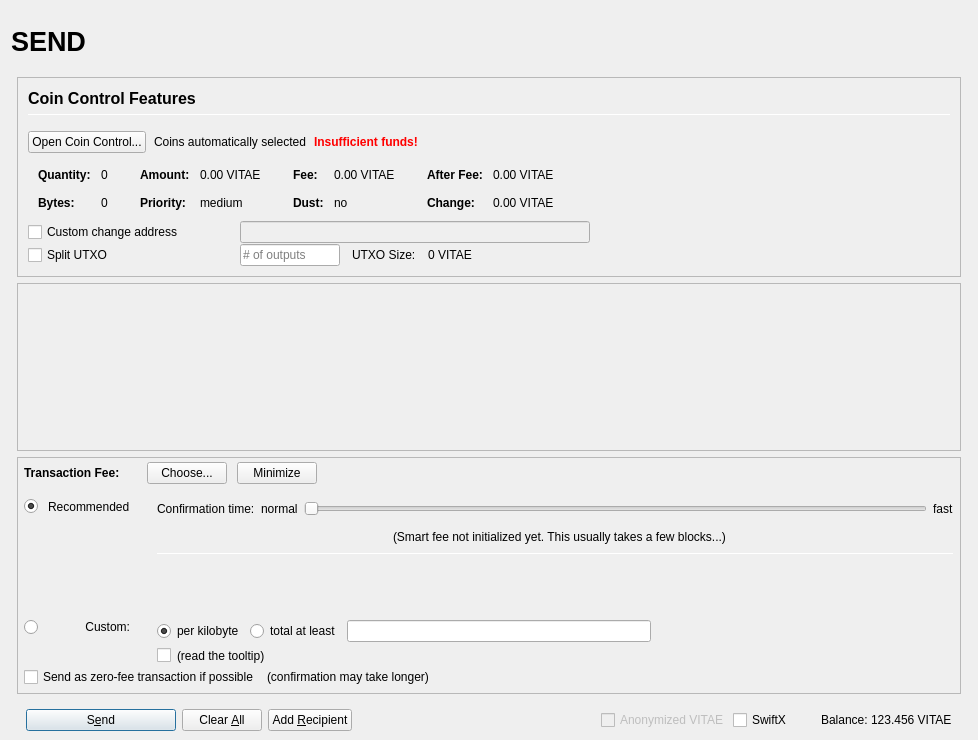
First picture: the form in src/qt/forms/sendcoinsdialog.ui, repository VitaeTeam/Vitae, before the edit.
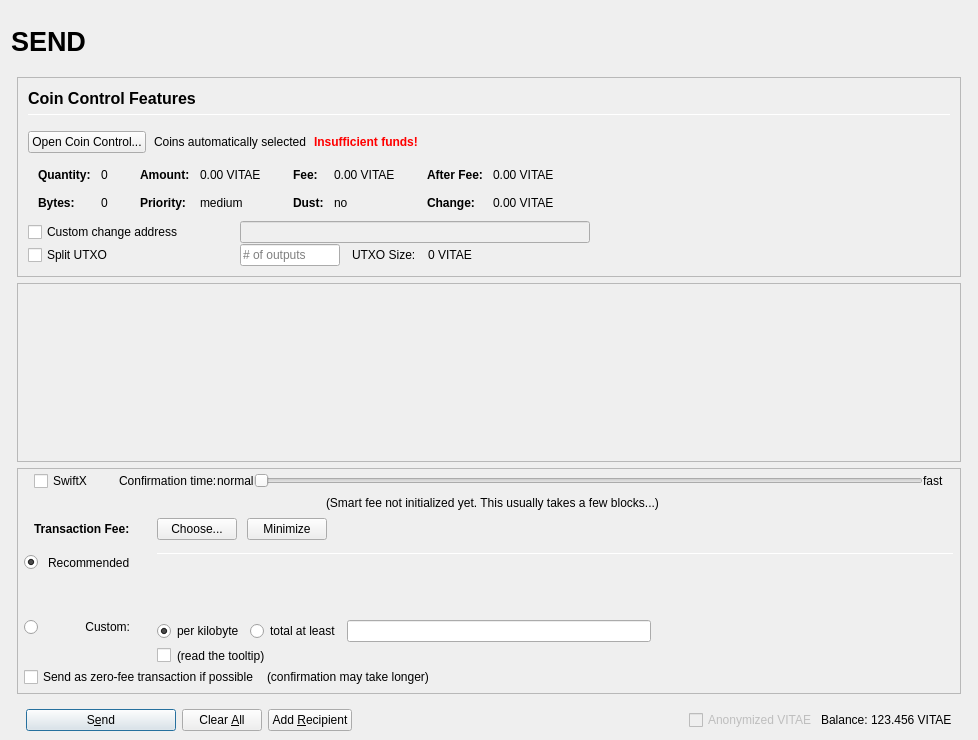
Second picture: the form after the edit. Icons and pictures are not drawn. Custom widgets are drawn as their Qt base class.

Commit message:
Merge #675: [Qt] SwiftX - intuitiveness
a4428c8 GUI - sendcoins dialog: fee / SwiftX - intuitiveness (random-zebra)

Tree-SHA512: 224dcc3bb5f818f8e3512c076650bd29968d338c52045b9d6fdf93c1bd8c12aa10ef474c59b0b1459693029c20fc7f8d556d58bbf18a3f18d19086bb0de5192f

# Conflicts:
#	src/qt/forms/sendcoinsdialog.ui
#	src/qt/sendcoinsdialog.cpp

Patch:
```diff
--- a/src/qt/forms/sendcoinsdialog.ui
+++ b/src/qt/forms/sendcoinsdialog.ui
@@ -975,7 +975,7 @@
             <number>0</number>
            </property>
            <item>
-            <layout class="QVBoxLayout" name="verticalLayoutFee2" stretch="0,0,0">
+            <layout class="QVBoxLayout" name="verticalLayoutFee2" stretch="0,0,0,0">
              <property name="spacing">
               <number>0</number>
              </property>
@@ -988,8 +988,179 @@
              <property name="rightMargin">
               <number>6</number>
              </property>
+             <item>
+              <layout class="QVBoxLayout" name="verticalLayout_feeConf">
+               <property name="spacing">
+                <number>0</number>
+               </property>
+               <property name="leftMargin">
+                <number>10</number>
+               </property>
+               <property name="rightMargin">
+                <number>10</number>
+               </property>
+               <property name="bottomMargin">
+                <number>5</number>
+               </property>
+               <item>
+                <layout class="QHBoxLayout" name="horizontalLayoutFee9">
+                 <item>
+                  <widget class="QCheckBox" name="checkSwiftTX">
+                   <property name="enabled">
+                    <bool>true</bool>
+                   </property>
+                   <property name="minimumSize">
+                    <size>
+                     <width>85</width>
+                     <height>0</height>
+                    </size>
+                   </property>
+                   <property name="toolTip">
+                    <string>SwiftX technology allows for near instant transactions - A flat fee of 0.01 PIV applies</string>
+                   </property>
+                   <property name="text">
+                    <string>SwiftX</string>
+                   </property>
+                  </widget>
+                 </item>
+                 <item>
+                  <widget class="QLabel" name="labelSmartFee3">
+                   <property name="text">
+                    <string>Confirmation time:</string>
+                   </property>
+                   <property name="margin">
+                    <number>2</number>
+                   </property>
+                  </widget>
+                 </item>
+                 <item>
+                  <widget class="QLabel" name="labelSmartFeeNormal">
+                   <property name="text">
+                    <string>normal</string>
+                   </property>
+                   <property name="margin">
+                    <number>8</number>
+                   </property>
+                  </widget>
+                 </item>
+                 <item>
+                  <widget class="QSlider" name="sliderSmartFee">
+                   <property name="minimumSize">
+                    <size>
+                     <width>0</width>
+                     <height>24</height>
+                    </size>
+                   </property>
+                   <property name="minimum">
+                    <number>0</number>
+                   </property>
+                   <property name="maximum">
+                    <number>24</number>
+                   </property>
+                   <property name="pageStep">
+                    <number>1</number>
+                   </property>
+                   <property name="value">
+                    <number>0</number>
+                   </property>
+                   <property name="orientation">
+                    <enum>Qt::Horizontal</enum>
+                   </property>
+                   <property name="invertedAppearance">
+                    <bool>false</bool>
+                   </property>
+                   <property name="invertedControls">
+                    <bool>false</bool>
+                   </property>
+                   <property name="tickPosition">
+                    <enum>QSlider::NoTicks</enum>
+                   </property>
+                  </widget>
+                 </item>
+                 <item>
+                  <widget class="QLabel" name="labelSmartFeeFast">
+                   <property name="text">
+                    <string>fast</string>
+                   </property>
+                   <property name="margin">
+                    <number>8</number>
+                   </property>
+                  </widget>
+                 </item>
+                </layout>
+               </item>
+               <item>
+                <layout class="QHBoxLayout" name="horizontalLayout_recommended_texts">
+                 <property name="spacing">
+                  <number>0</number>
+                 </property>
+                 <item>
+                  <spacer name="horizontalSpacer_8">
+                   <property name="orientation">
+                    <enum>Qt::Horizontal</enum>
+                   </property>
+                   <property name="sizeHint" stdset="0">
+                    <size>
+                     <width>40</width>
+                     <height>20</height>
+                    </size>
+                   </property>
+                  </spacer>
+                 </item>
+                 <item>
+                  <widget class="QLabel" name="labelFeeEstimation">
+                   <property name="text">
+                    <string/>
+                   </property>
+                   <property name="margin">
+                    <number>2</number>
+                   </property>
+                  </widget>
+                 </item>
+                 <item>
+                  <widget class="QLabel" name="labelSmartFee2">
+                   <property name="text">
+                    <string>(Smart fee not initialized yet. This usually takes a few blocks...)</string>
+                   </property>
+                   <property name="alignment">
+                    <set>Qt::AlignLeading|Qt::AlignLeft|Qt::AlignVCenter</set>
+                   </property>
+                   <property name="wordWrap">
+                    <bool>false</bool>
+                   </property>
+                   <property name="margin">
+                    <number>2</number>
+                   </property>
+                   <property name="indent">
+                    <number>-1</number>
+                   </property>
+                  </widget>
+                 </item>
+                 <item>
+                  <spacer name="horizontalSpacer_3">
+                   <property name="orientation">
+                    <enum>Qt::Horizontal</enum>
+                   </property>
+                   <property name="sizeHint" stdset="0">
+                    <size>
+                     <width>40</width>
+                     <height>20</height>
+                    </size>
+                   </property>
+                  </spacer>
+                 </item>
+                </layout>
+               </item>
+              </layout>
+             </item>
              <item>
               <layout class="QHBoxLayout" name="horizontalLayoutFee1">
+               <property name="leftMargin">
+                <number>10</number>
+               </property>
+               <property name="rightMargin">
+                <number>10</number>
+               </property>
                <property name="bottomMargin">
                 <number>0</number>
                </property>
@@ -998,22 +1169,6 @@
                  <property name="spacing">
                   <number>0</number>
                  </property>
-                 <item>
-                  <spacer name="verticalSpacerSmartFee">
-                   <property name="orientation">
-                    <enum>Qt::Vertical</enum>
-                   </property>
-                   <property name="sizeType">
-                    <enum>QSizePolicy::Fixed</enum>
-                   </property>
-                   <property name="sizeHint" stdset="0">
-                    <size>
-                     <width>1</width>
-                     <height>4</height>
-                    </size>
-                   </property>
-                  </spacer>
-                 </item>
                  <item>
                   <layout class="QHBoxLayout" name="horizontalLayoutSmartFee">
                    <property name="spacing">
@@ -1290,7 +1445,7 @@
                    </widget>
                   </item>
                   <item row="0" column="4" rowspan="3">
-                   <layout class="QVBoxLayout" name="verticalLayoutFee3" stretch="0,0,0,0,1,0">
+                   <layout class="QVBoxLayout" name="verticalLayoutFee3" stretch="0,0,0,0">
                     <property name="spacing">
                      <number>6</number>
                     </property>
@@ -1300,133 +1455,6 @@
                     <property name="bottomMargin">
                      <number>20</number>
                     </property>
-                    <item>
-                     <layout class="QHBoxLayout" name="horizontalLayoutFee9">
-                      <item>
-                       <widget class="QLabel" name="labelSmartFee3">
-                        <property name="text">
-                         <string>Confirmation time:</string>
-                        </property>
-                        <property name="margin">
-                         <number>2</number>
-                        </property>
-                       </widget>
-                      </item>
-                      <item>
-                       <widget class="QLabel" name="labelSmartFeeNormal">
-                        <property name="text">
-                         <string>normal</string>
-                        </property>
-                        <property name="margin">
-                         <number>2</number>
-                        </property>
-                       </widget>
-                      </item>
-                      <item>
-                       <widget class="QSlider" name="sliderSmartFee">
-                        <property name="minimumSize">
-                         <size>
-                          <width>0</width>
-                          <height>24</height>
-                         </size>
-                        </property>
-                        <property name="minimum">
-                         <number>0</number>
-                        </property>
-                        <property name="maximum">
-                         <number>24</number>
-                        </property>
-                        <property name="pageStep">
-                         <number>1</number>
-                        </property>
-                        <property name="value">
-                         <number>0</number>
-                        </property>
-                        <property name="orientation">
-                         <enum>Qt::Horizontal</enum>
-                        </property>
-                        <property name="invertedAppearance">
-                         <bool>false</bool>
-                        </property>
-                        <property name="invertedControls">
-                         <bool>false</bool>
-                        </property>
-                        <property name="tickPosition">
-                         <enum>QSlider::NoTicks</enum>
-                        </property>
-                       </widget>
-                      </item>
-                      <item>
-                       <widget class="QLabel" name="labelSmartFeeFast">
-                        <property name="text">
-                         <string>fast</string>
-                        </property>
-                       </widget>
-                      </item>
-                     </layout>
-                    </item>
-                    <item>
-                     <layout class="QHBoxLayout" name="horizontalLayout_recommended_texts">
-                      <property name="spacing">
-                       <number>0</number>
-                      </property>
-                      <item>
-                       <spacer name="horizontalSpacer_8">
-                        <property name="orientation">
-                         <enum>Qt::Horizontal</enum>
-                        </property>
-                        <property name="sizeHint" stdset="0">
-                         <size>
-                          <width>40</width>
-                          <height>20</height>
-                         </size>
-                        </property>
-                       </spacer>
-                      </item>
-                      <item>
-                       <widget class="QLabel" name="labelFeeEstimation">
-                        <property name="text">
-                         <string/>
-                        </property>
-                        <property name="margin">
-                         <number>2</number>
-                        </property>
-                       </widget>
-                      </item>
-                      <item>
-                       <widget class="QLabel" name="labelSmartFee2">
-                        <property name="text">
-                         <string>(Smart fee not initialized yet. This usually takes a few blocks...)</string>
-                        </property>
-                        <property name="alignment">
-                         <set>Qt::AlignLeading|Qt::AlignLeft|Qt::AlignVCenter</set>
-                        </property>
-                        <property name="wordWrap">
-                         <bool>false</bool>
-                        </property>
-                        <property name="margin">
-                         <number>2</number>
-                        </property>
-                        <property name="indent">
-                         <number>-1</number>
-                        </property>
-                       </widget>
-                      </item>
-                      <item>
-                       <spacer name="horizontalSpacer_3">
-                        <property name="orientation">
-                         <enum>Qt::Horizontal</enum>
-                        </property>
-                        <property name="sizeHint" stdset="0">
-                         <size>
-                          <width>40</width>
-                          <height>20</height>
-                         </size>
-                        </property>
-                       </spacer>
-                      </item>
-                     </layout>
-                    </item>
                     <item>
                      <widget class="Line" name="line_2">
                       <property name="minimumSize">
@@ -1690,22 +1718,6 @@
                </property>
               </widget>
              </item>
-             <item>
-              <widget class="QCheckBox" name="checkSwiftTX">
-               <property name="enabled">
-                <bool>true</bool>
-               </property>
-               <property name="minimumSize">
-                <size>
-                 <width>85</width>
-                 <height>0</height>
-                </size>
-               </property>
-               <property name="text">
-                <string>SwiftX</string>
-               </property>
-              </widget>
-             </item>
              <item>
               <widget class="QLabel" name="label">
                <property name="text">
```
Left out of the diff: 46 changed lines with no effect on the pictures. The commit also changes 1 other file.
